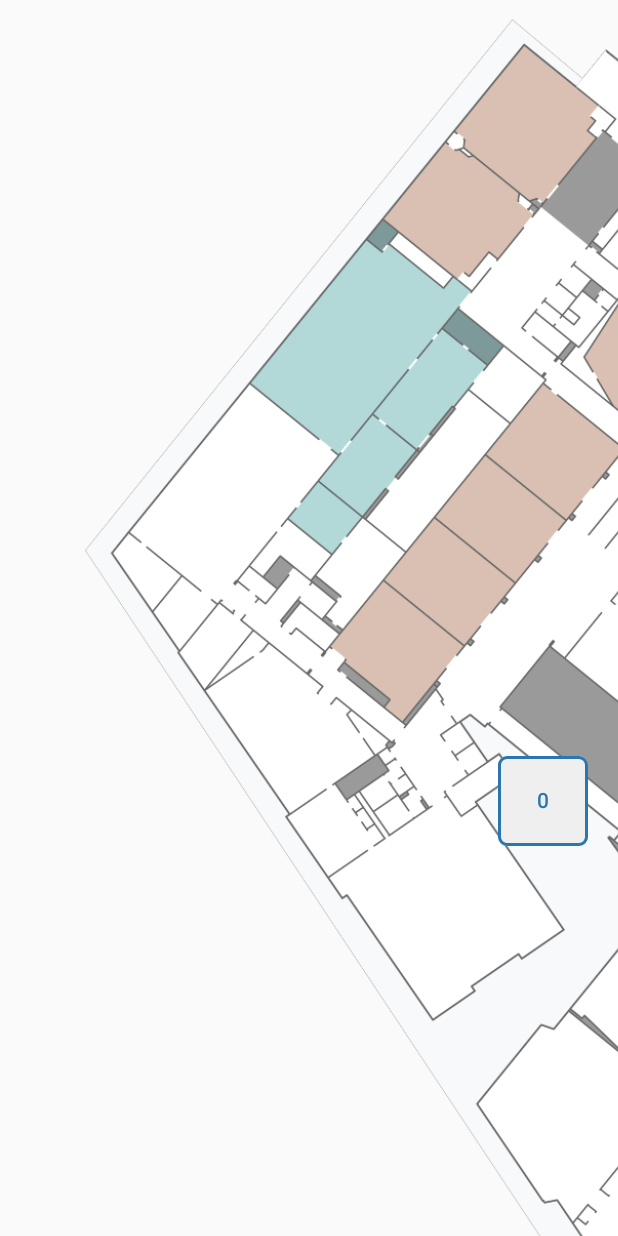
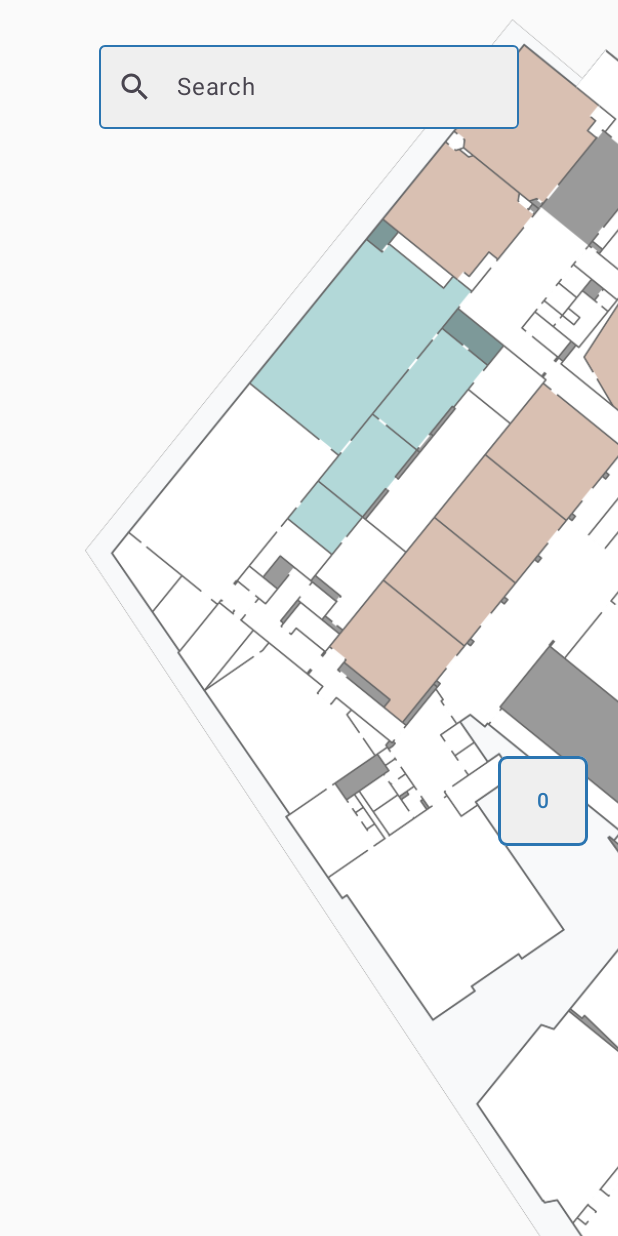
Before and after one commit to uoa-compsci399-2025-s1/capstone-project-2025-s1-team-7, an Android app built with Jetpack Compose: the MainApp screen opened through its navigation route, on a phone screen of 412 x 824 dp. Run offline under Robolectric (Android 15) with nearby library versions, the phone set to English and light mode, and no system bars.

Commit message:
Added search bar UI. Need to add functionality for it

```diff
--- a/app/src/main/java/com/example/compsci399testproject/MainAppActivity.kt
+++ b/app/src/main/java/com/example/compsci399testproject/MainAppActivity.kt
@@ -29,6 +29,11 @@ import androidx.compose.foundation.gestures.detectTransformGestures
 import androidx.compose.foundation.rememberScrollState
 import androidx.compose.foundation.shape.RoundedCornerShape
 import androidx.compose.foundation.verticalScroll
+import androidx.compose.material.icons.Icons
+import androidx.compose.material.icons.filled.Search
+import androidx.compose.material3.Icon
+import androidx.compose.material3.OutlinedTextField
+import androidx.compose.material3.OutlinedTextFieldDefaults
 import androidx.compose.ui.Alignment
 import androidx.compose.ui.draw.alpha
 import androidx.compose.ui.draw.clip
@@ -281,6 +286,32 @@ fun ResetPositionButton(selectedFloor: Int, positionFloor: Int, modifier: Modifi
 
 }
 
+@Composable
+fun SearchBar(modifier: Modifier, searchText: String, updateSearchText: (String) -> Unit, searchResults : List<String>) {
+
+    Box(modifier = modifier
+        .offset(x = 0.dp, y = 30.dp)
+        .width(280.dp)
+        .height(56.dp)
+    ) {
+        OutlinedTextField(value = searchText,
+            onValueChange = { updateSearchText(it) },
+            placeholder = { Text("Search") },
+            modifier = Modifier.fillMaxSize(),
+            colors = OutlinedTextFieldDefaults.colors(
+                focusedBorderColor = colorResource(id = R.color.dark_blue),
+                unfocusedBorderColor = colorResource(id = R.color.light_blue),
+                cursorColor = colorResource(id = R.color.dark_blue),
+                focusedContainerColor = colorResource(id = R.color.darker_white),
+                unfocusedContainerColor = colorResource(id = R.color.darker_white)
+            ),
+            leadingIcon = {Icon(imageVector = Icons.Filled.Search, contentDescription = "")},
+            singleLine = true
+        )
+
+    }
+}
+
 //Main screen for map view.
 @Composable
 @Preview
@@ -293,6 +324,9 @@ fun MapView(viewModel: MapViewModel = viewModel()) {
     var positionY:Float by remember { mutableFloatStateOf(1330f / 1536f) }
     var positionFloor: Int by remember { mutableIntStateOf(0) }
     var rotation:Float by remember { mutableFloatStateOf(180f) }
+
+    var searchText: String by remember { mutableStateOf("") }
+    var searchResults: List<String> = remember { mutableStateListOf<String>() }
 
     Box(modifier = Modifier
         .fillMaxSize()
@@ -315,6 +349,8 @@ fun MapView(viewModel: MapViewModel = viewModel()) {
             positionFloor = positionFloor,
             rotation = rotation
         )
+
+        SearchBar(modifier = Modifier.align(Alignment.TopCenter), searchText = searchText, updateSearchText = {searchText = it}, searchResults = searchResults)
 
         ResetPositionButton(
             selectedFloor = viewModel.currentFloor,
```
Also changed, not shown: app/src/main/res/drawable/search_icon.png (added).
